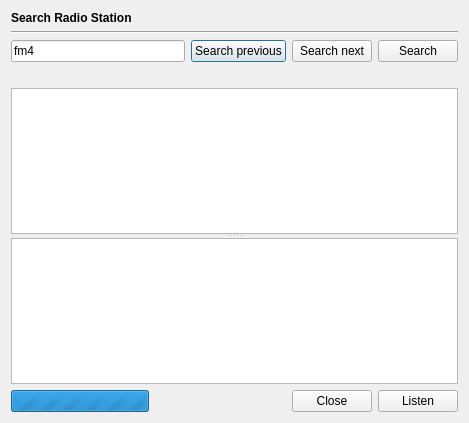
Above: src/GUI/Plugins/Stream/GUI_StationSearcher.ui from Inferno214221/sayonara-player before the change. Below: the same form after it.
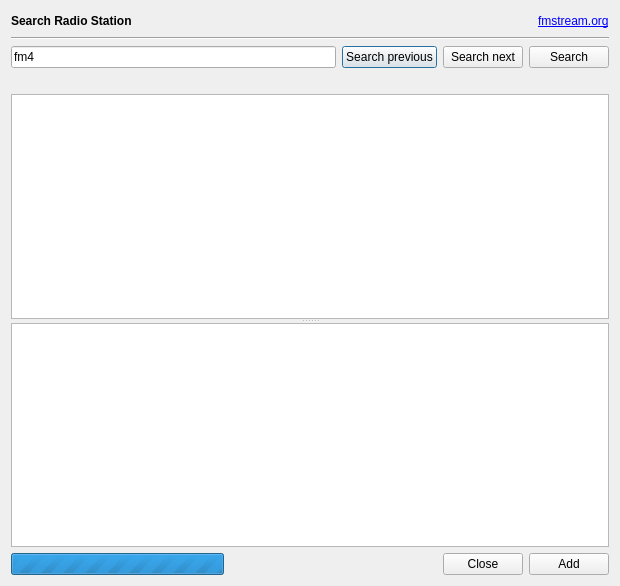
That is the form after the change.

```diff
--- a/src/GUI/Plugins/Stream/GUI_StationSearcher.ui
+++ b/src/GUI/Plugins/Stream/GUI_StationSearcher.ui
@@ -6,28 +6,15 @@
    <rect>
     <x>0</x>
     <y>0</y>
-    <width>469</width>
-    <height>423</height>
+    <width>620</width>
+    <height>586</height>
    </rect>
   </property>
   <property name="windowTitle">
    <string>Search Radio Station</string>
   </property>
   <layout class="QGridLayout" name="gridLayout">
-   <item row="0" column="0">
-    <widget class="QLabel" name="label">
-     <property name="font">
-      <font>
-       <weight>75</weight>
-       <bold>true</bold>
-      </font>
-     </property>
-     <property name="text">
-      <string>Search Radio Station</string>
-     </property>
-    </widget>
-   </item>
-   <item row="4" column="0">
+   <item row="7" column="0" colspan="2">
     <widget class="QSplitter" name="splitter">
      <property name="orientation">
       <enum>Qt::Vertical</enum>
@@ -83,14 +70,14 @@
      </widget>
     </widget>
    </item>
-   <item row="1" column="0">
+   <item row="3" column="0" colspan="2">
     <widget class="Line" name="line">
      <property name="orientation">
       <enum>Qt::Horizontal</enum>
      </property>
     </widget>
    </item>
-   <item row="2" column="0">
+   <item row="4" column="0" colspan="2">
     <layout class="QHBoxLayout" name="horizontalLayout">
      <item>
       <widget class="QLineEdit" name="le_search">
@@ -122,7 +109,7 @@
      </item>
     </layout>
    </item>
-   <item row="5" column="0">
+   <item row="9" column="0" colspan="2">
     <layout class="QHBoxLayout" name="horizontalLayout_2">
      <item>
       <widget class="QProgressBar" name="pb_progress">
@@ -157,13 +144,50 @@
      <item>
       <widget class="QPushButton" name="btn_listen">
        <property name="text">
-        <string notr="true">Listen</string>
+        <string notr="true">Add</string>
        </property>
       </widget>
      </item>
     </layout>
    </item>
-   <item row="3" column="0">
+   <item row="2" column="0" colspan="2">
+    <layout class="QHBoxLayout" name="horizontalLayout_3">
+     <item>
+      <widget class="QLabel" name="label">
+       <property name="font">
+        <font>
+         <weight>75</weight>
+         <bold>true</bold>
+        </font>
+       </property>
+       <property name="text">
+        <string>Search Radio Station</string>
+       </property>
+      </widget>
+     </item>
+     <item>
+      <spacer name="horizontalSpacer_2">
+       <property name="orientation">
+        <enum>Qt::Horizontal</enum>
+       </property>
+       <property name="sizeHint" stdset="0">
+        <size>
+         <width>40</width>
+         <height>20</height>
+        </size>
+       </property>
+      </spacer>
+     </item>
+     <item>
+      <widget class="QLabel" name="lab_link">
+       <property name="text">
+        <string notr="true">&lt;a href=&quot;http://fmstream.org&quot;&gt;fmstream.org&lt;/a&gt;</string>
+       </property>
+      </widget>
+     </item>
+    </layout>
+   </item>
+   <item row="5" column="0" colspan="2">
     <widget class="QLabel" name="lab_from_to">
      <property name="text">
       <string notr="true"/>
```
